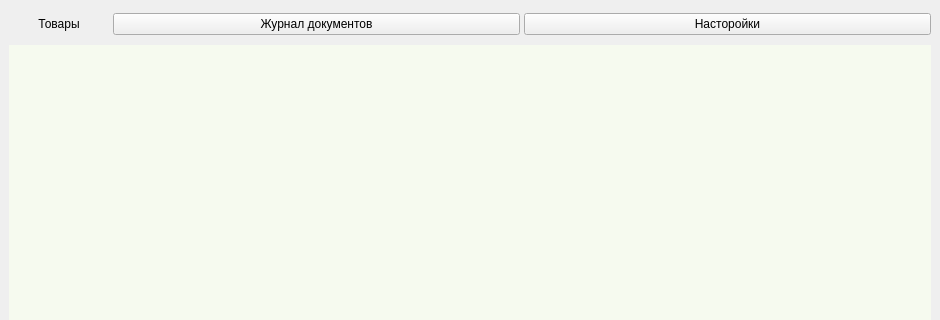
First picture: the form in include/UI/MainWindow/MainWindow.ui, repository Maxim-debug-msi/Shop_Assistant, before the edit; both pictures show x 0 to 940 and y 0 to 320 of the 940 by 600 pixel window.
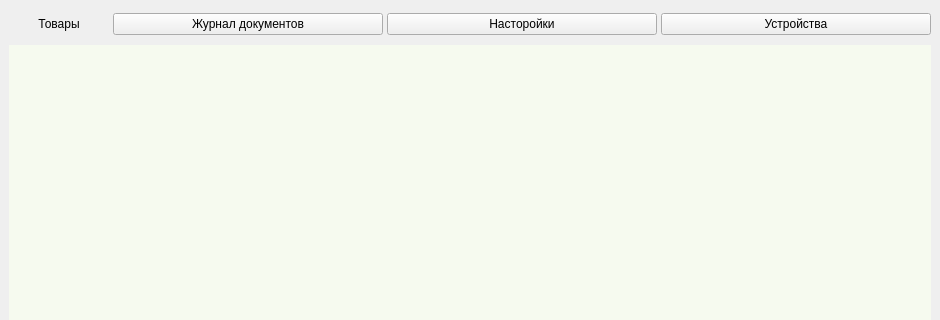
Second picture: the form after the edit. Icons and pictures are not drawn.

Patch:
```diff
--- a/include/UI/MainWindow/MainWindow.ui
+++ b/include/UI/MainWindow/MainWindow.ui
@@ -100,6 +100,13 @@
           </property>
          </widget>
         </item>
+        <item>
+         <widget class="QPushButton" name="devices_btn">
+          <property name="text">
+           <string>Устройства</string>
+          </property>
+         </widget>
+        </item>
        </layout>
       </item>
      </layout>
```
Left out of the diff: 23 changed lines with no effect on the pictures.
